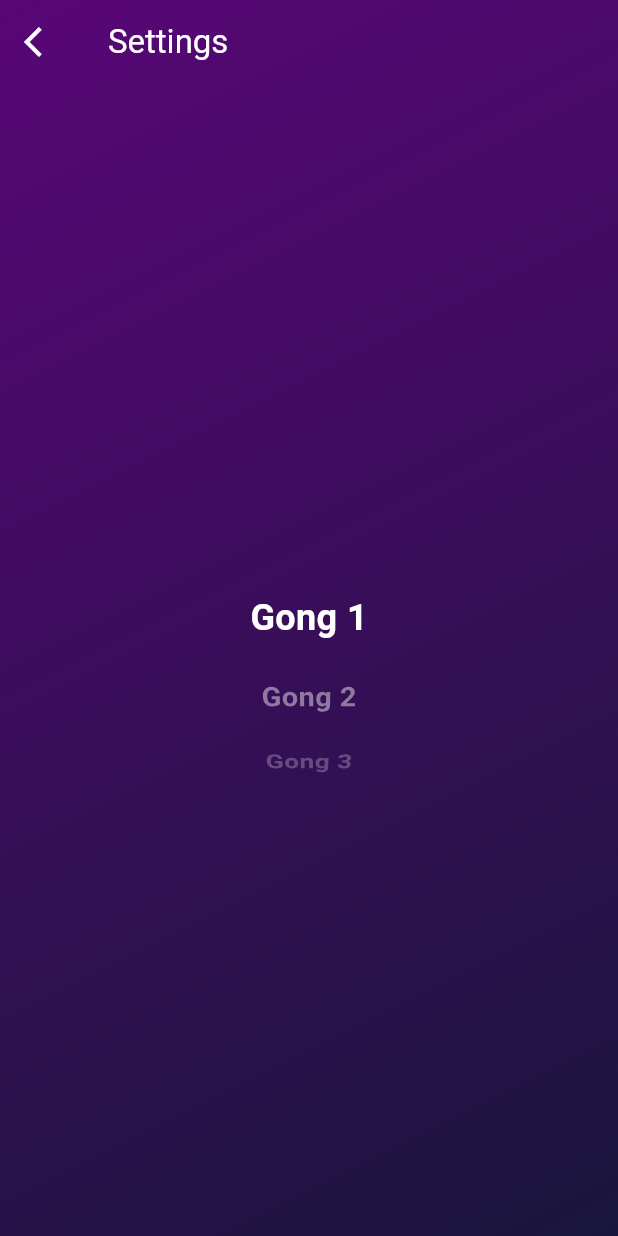
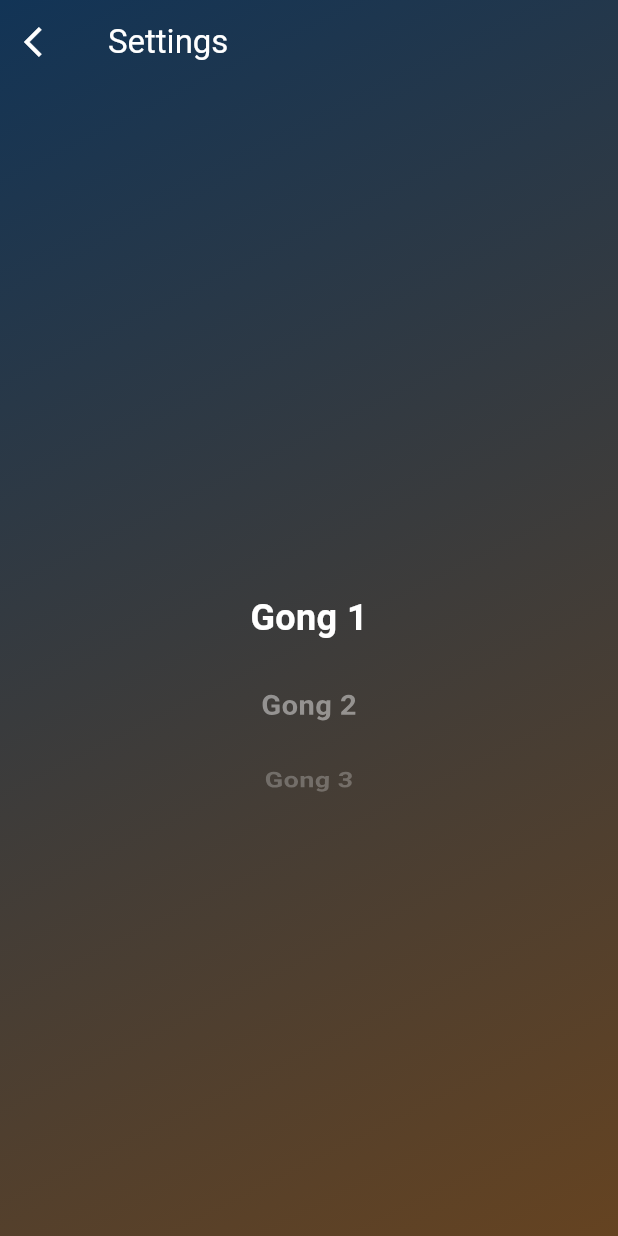
Before and after one commit to crypticdenis/meditation_app_flutter, a Flutter app: the GongSelectionScreen screen opened directly, on a phone screen of 412 x 824 dp. Run offline on Flutter 3.47's test engine with Material 3 defaults, Android fonts, the phone set to English and light mode, and no system bars; our stand-ins replace audioplayers, firebase_core, firebase_storage, get, shared_preferences; accounts and stored records are empty.

Commit message:
created sinus wave to follow breating exercises visually, added round progressbar, added gradients and background sounds

```diff
--- a/lib/custom_time_wheel.dart
+++ b/lib/custom_time_wheel.dart
@@ -1,8 +1,9 @@
 import 'package:flutter/material.dart';
 import 'package:meditation_app_flutter/gradient_colors.dart';
 import 'gongs.dart';
+import 'sounds.dart';
 
-enum WheelMode { numbers, colors, gongs }
+enum WheelMode { numbers, colors, gongs, sounds }
 
 class CustomTimeWheel extends StatefulWidget {
   final int itemCount;
@@ -21,8 +22,8 @@ class CustomTimeWheel extends StatefulWidget {
     required this.itemCount,
     required this.onSelectedItemChanged,
     required this.selectedValue,
-    this.itemExtent = 35,
-    this.diameterRatio = 1,
+    this.itemExtent = 55,
+    this.diameterRatio = 1.5,
     this.perspective = 0.009,
     this.scrollController,
     this.autoScrollToItem,
@@ -81,7 +82,7 @@ class _CustomTimeWheelState extends State<CustomTimeWheel> {
                 content = Text(
                   index.toString().padLeft(2, '0'),
                   style: TextStyle(
-                    fontSize: isSelected ? 32 : 30,
+                    fontSize: isSelected ? 42 : 40,
                     color: isSelected ? Colors.white : Colors.white.withOpacity(opacity),
                     fontWeight: FontWeight.bold,
                   ),
@@ -102,6 +103,17 @@ class _CustomTimeWheelState extends State<CustomTimeWheel> {
               // Assuming GradientTheme.names[index] gives the name of the color
                 content = Text(
                   GongSounds.names[index],
+                  style: TextStyle(
+                    fontSize: isSelected ? 24 : 20,
+                    color: isSelected ? Colors.white : Colors.white.withOpacity(opacity),
+                    fontWeight: FontWeight.bold,
+                  ),
+                );
+                break;
+              case WheelMode.sounds:
+              // Assuming GradientTheme.names[index] gives the name of the color
+                content = Text(
+                  BackgroundsSounds.names[index],
                   style: TextStyle(
                     fontSize: isSelected ? 24 : 20,
                     color: isSelected ? Colors.white : Colors.white.withOpacity(opacity),
--- a/lib/gradient_colors.dart
+++ b/lib/gradient_colors.dart
@@ -5,23 +5,7 @@ class GradientColors {
     const LinearGradient(
       begin: Alignment.topLeft,
       end: Alignment.bottomRight,
-      colors: [Color(0xFF590677), Color(0xFF19163C)],
-    ),
-    const LinearGradient(
-      begin: Alignment.topLeft,
-      end: Alignment.bottomRight,
       colors: [Color(0xFF123456), Color(0xFF654321)],
-    ),
-    // New gradients
-    const LinearGradient(
-      begin: Alignment.topLeft,
-      end: Alignment.bottomRight,
-      colors: [Color(0xFF74ebd5), Color(0xFFACB6E5)],
-    ),
-    const LinearGradient(
-      begin: Alignment.topLeft,
-      end: Alignment.bottomRight,
-      colors: [Color(0xFFFFE000), Color(0xFF799F0C)],
     ),
     const LinearGradient(
       begin: Alignment.topLeft,
@@ -31,23 +15,74 @@ class GradientColors {
     const LinearGradient(
       begin: Alignment.topLeft,
       end: Alignment.bottomRight,
-      colors: [Color(0xFF00c6ff), Color(0xFF0072ff)],
+      colors: [Color(0xFFf80759), Color(0xFFbc4e9c)],
     ),
     const LinearGradient(
       begin: Alignment.topLeft,
       end: Alignment.bottomRight,
-      colors: [Color(0xFFf80759), Color(0xFFbc4e9c)],
+      colors: [Color(0xFF590677), Color(0xFF19163C)], // Purple Dusk
+    ),
+    // New gradients that complement white fonts
+    const LinearGradient(
+      begin: Alignment.topLeft,
+      end: Alignment.bottomRight,
+      colors: [Color(0xFF0072ff), Color(0xFF00c6ff)], // Deep Ocean to Sky Blue
+    ),
+    const LinearGradient(
+      begin: Alignment.topLeft,
+      end: Alignment.bottomRight,
+      colors: [Color(0xFFfa709a), Color(0xFFfee140)], // Sunset Twilight
+    ),
+    const LinearGradient(
+      begin: Alignment.topLeft,
+      end: Alignment.bottomRight,
+      colors: [Color(0xFF00467F), Color(0xFFFFB88C)], // Twilight Blues and Oranges
+    ),
+    const LinearGradient(
+      begin: Alignment.topLeft,
+      end: Alignment.bottomRight,
+      colors: [Color(0xFF6a11cb), Color(0xFF2575fc)], // Royal Purple to Soft Lilac
+    ),
+    const LinearGradient(
+      begin: Alignment.topLeft,
+      end: Alignment.bottomRight,
+      colors: [Color(0xFF333333), Color(0xFFdd1818)], // Crimson Fade
+    ),
+    const LinearGradient(
+      begin: Alignment.topLeft,
+      end: Alignment.bottomRight,
+      colors: [Color(0xFF654ea3), Color(0xFFeaafc8)], // Lavender Field
+    ),
+    const LinearGradient(
+      begin: Alignment.topLeft,
+      end: Alignment.bottomRight,
+      colors: [Color(0xFF43cea2), Color(0xFF185a9d)], // Seafoam Blue
+    ),
+    const LinearGradient(
+      begin: Alignment.topLeft,
+      end: Alignment.bottomRight,
+      colors: [Color(0xFFff9966), Color(0xFFff5e62)], // Warm Sunset
+    ),
+    const LinearGradient(
+      begin: Alignment.topCenter,
+      end: Alignment.bottomCenter,
+      colors: [Color(0xFF12c2e9), Color(0xFFc471ed), Color(0xFFf64f59)], // Celestial Dive
     ),
   ];
 
   static final List<String> names = [
+    'Sunset Orange',
+    'Rose Dawn',
+    'Pink Bloom',
     'Purple Dusk',
-    'Sunset Orange',
-    // New names
-    'Mint Mirage',
-    'Lemon Drizzle',
-    'Rose Dawn',
-    'Ocean Azure',
-    'Pink Bloom',
+    'Deep Ocean Sky',
+    'Sunset Twilight',
+    'Twilight Blues and Oranges',
+    'Royal Purple Lilac',
+    'Crimson Fade',
+    'Lavender Field',
+    'Seafoam Blue',
+    'Warm Sunset',
+    'Celestial Dive',
   ];
 }
--- a/lib/main.dart
+++ b/lib/main.dart
@@ -7,6 +7,7 @@ import  'providers/timer_provider.dart';
 import  'providers/gong_provider.dart';
 import 'providers/meditation_time_provider.dart';
 import  'providers/streak_provider.dart';
+import 'providers/sound_provider.dart';
 
 
 Future<void> main() async {
@@ -25,6 +26,7 @@ Future<void> main() async {
   runApp(
     MultiProvider(
       providers: [
+        ChangeNotifierProvider(create: (context) => BackgroundSoundProvider()),
         ChangeNotifierProvider(create: (context) => ScrollWheelIndexProvider()),
         ChangeNotifierProvider(create: (context) => StreakProvider()),
         ChangeNotifierProvider(create: (context) => GongProvider()),
--- /dev/null
+++ b/lib/sounds.dart
@@ -0,0 +1,13 @@
+class BackgroundsSounds {
+  static final List<String> names = [
+    'Ocean',
+    'Rain',
+    // Add more gong names as needed.
+  ];
+
+  static final List<String> files = [
+    'sounds/ocean_waves.mp3',
+    'sounds/rainy_day.mp3'
+    // Add more gong file paths as needed.
+  ];
+}
--- a/pubspec.yaml
+++ b/pubspec.yaml
@@ -74,6 +74,7 @@ flutter:
     - assets/icons/pause.png
     - assets/icons/cross.png
     - assets/gongs/
+    - assets/sounds/
 
 
   # An image asset can refer to one or more resolution-specific "variants", see
```
Also changed, not shown: lib/breathing_animation_widget.dart (added, +90 -0 lines), lib/home.dart (+36 -6 lines), lib/meditation.dart (+49 -40 lines), lib/providers/sound_provider.dart (added, +74 -0 lines), lib/sinus_painter.dart (added, +40 -0 lines), lib/sound_settings.dart (added, +37 -0 lines), lib/timer.dart (+33 -7 lines), lib/generated/assets.dart (added), 2 other files.
